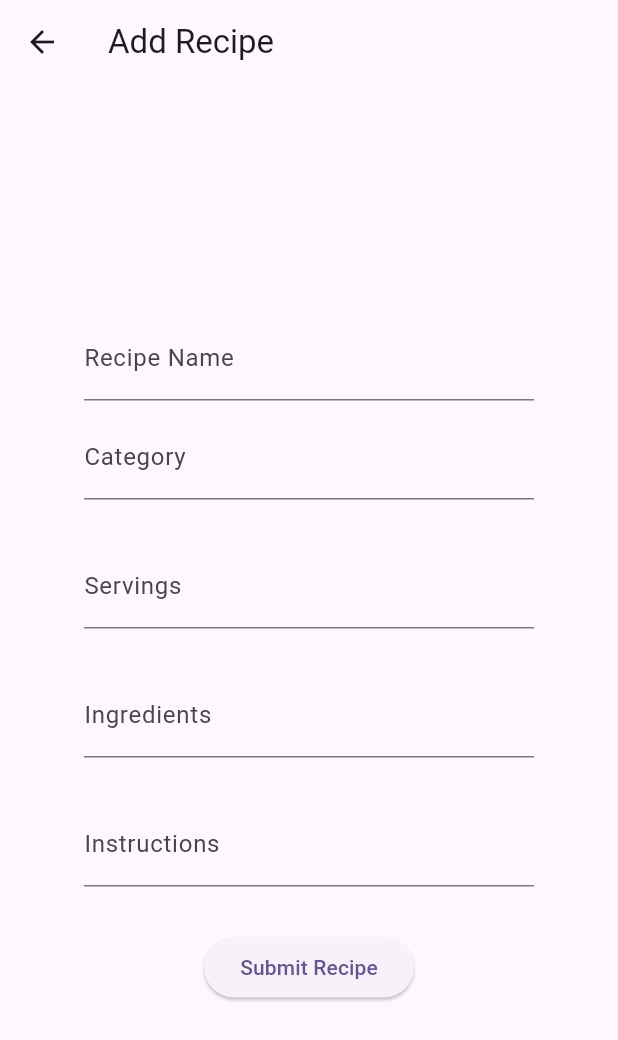
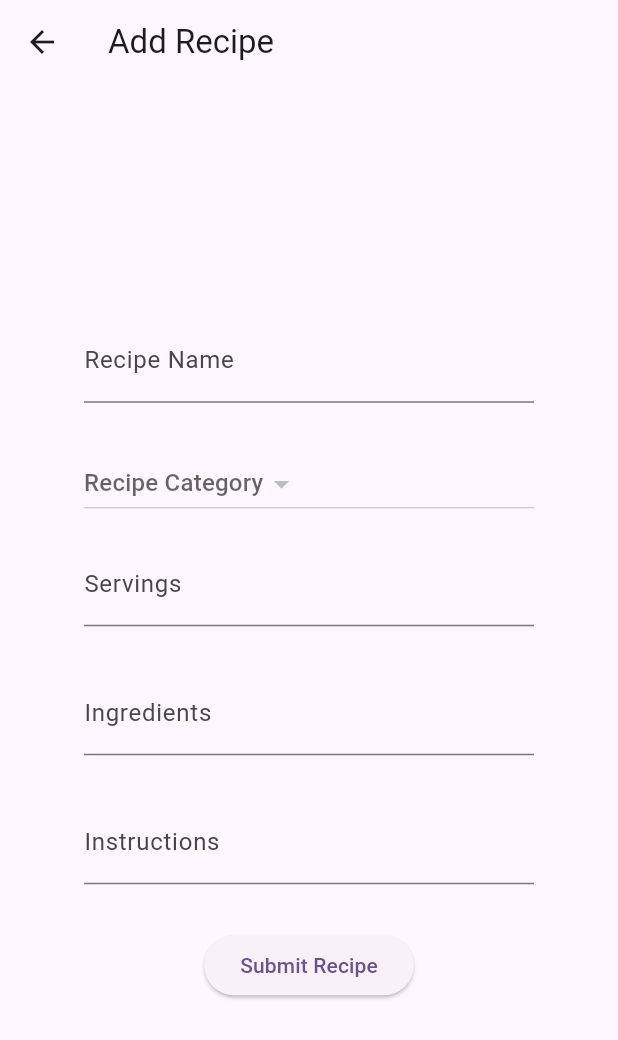
Before and after one commit to venoric/food-bank-android, a Flutter app: the AddRecipeScreen screen opened directly with empty values, on a phone screen of 412 x 824 dp. Shown: the top 1040 px of the screen. Run offline on Flutter 3.47's test engine with Material 3 defaults, Android fonts, the phone set to English and light mode, and no system bars; our stand-ins replace flutter_secure_storage, fluttertoast; missing offline and left inert: postgres; accounts and stored records are empty.

Commit message:
see full summary
- switch to dropdown list for recipe category selection in the "add recipe" screen based on the preexisting recipes in the DB

```diff
--- a/lib/add_recipe_screen.dart
+++ b/lib/add_recipe_screen.dart
@@ -17,15 +17,29 @@ class AddRecipeScreen extends StatefulWidget {
 class _AddRecipeScreenState extends State<AddRecipeScreen> {
   final _formKey = GlobalKey<FormState>();
 
-  late String _recipeName, _recipeCategory, _recipeIngredients, _recipeInstructions;
+  late String _recipeName, _recipeIngredients, _recipeInstructions;
+  late String? _recipeCategory;
   late int _recipeNumberServings;
   // Temporary Image URL for User-Submitted Recipes
   // Attribution:
   // - RossPlaysAC, CC BY-SA 4.0 <https://creativecommons.org/licenses/by-sa/4.0>, via Wikimedia Commons
   final String _recipeImageURL = 'https://upload.wikimedia.org/wikipedia/commons/3/3b/PlaceholderRoss.png';
 
+  // Fix problem with DropDownMenuItem
+  // https://stackoverflow.com/questions/59925233/either-zero-or-2-or-more-dropdownmenuitems-were-detected-with-the-same-value
+  bool _selected = false;
+
   @override
   Widget build(BuildContext context) {
+    return FutureBuilder<List<String>>(
+      future: _fetchCategories(),
+      builder: (context, snapshot) {
+        if (snapshot.hasError) {
+          // Case: Something went wrong with fetching recipe categories
+          return const Center(child: Text('Error: Unable to fetch currently available recipe categories.'));
+        } else if (snapshot.hasData) {
+          // Case: Successfully fetched available categories
+          late List<String> recipeCategoryList = snapshot.data!;
           return Scaffold(
             appBar: AppBar(title: const Text('Add Recipe')),
             body: Form(
@@ -53,26 +67,26 @@ class _AddRecipeScreenState extends State<AddRecipeScreen> {
                           ),
                         ),
                         const SizedBox(
-                  height: 10.0,
+                          height: 30.0,
                         ),
                         SizedBox(
                           width: 300.0,
-                  child: TextFormField(
-                    decoration: const InputDecoration(
-                      labelText: 'Category',
-                    ),
-                    validator: (inputtedCategory) {
-                      if (inputtedCategory == null || inputtedCategory.isEmpty) {
-                        return 'Please enter a category for this recipe';
-                      }
-                      // Set _recipeCategory for later use (DB query)
-                      _recipeCategory = inputtedCategory;
-                      return null;
+                          child: DropdownButton<String>(
+                            hint: const Text('Recipe Category'),
+                            value: _selected ? _recipeCategory : null,
+                            onChanged: (value) async {
+                              setState(() {
+                                _recipeCategory = value;
+                              });
                             },
+                            items: recipeCategoryList.map((category) => DropdownMenuItem<String>(
+                              value: category,
+                              child: Text(category),
+                            )).toList(),
                           ),
                         ),
                         const SizedBox(
-                  height: 30.0,
+                          height: 15.0,
                         ),
                         SizedBox(
                           width: 300.0,
@@ -182,5 +196,44 @@ class _AddRecipeScreenState extends State<AddRecipeScreen> {
               ),
             ),
           );
+        } else {
+          // Case: Still Waiting for Recipe Categories to Be Fetched
+          // Display loading indicator
+          return Container(
+            color: Colors.white,
+            child: const Center(
+                child: CircularProgressIndicator()
+            ),
+          );
         }
       }
+    );
+  }
+
+  // Method to Fetch All of the Current Recipe Categories
+  Future<List<String>> _fetchCategories() async {
+    List<String> categories = [];
+    // Connect to DB to fetch recipe categories
+    final conn = await Connection.open(
+        Endpoint(
+          host: 'food-bank-database.c72m8ic4gtlt.us-east-1.rds.amazonaws.com',
+          database: 'food-bank-database',
+          username: 'postgres',
+          password: 'Aminifoodbank123',
+        )
+    );
+    // Get category names using DB query
+    final categoryNamesFetchResult = await conn.execute('SELECT DISTINCT category FROM recipe');
+    final categoryNamesFetchResultList = categoryNamesFetchResult.toList();
+    // Convert to List of String
+    for (var i = 0; i < categoryNamesFetchResultList.length; ++i) {
+      // Remove beginning and ending square brackets from each of the category names
+      String currentCategory = categoryNamesFetchResultList[i].toString().substring(1, categoryNamesFetchResultList[i].toString().length - 1);
+      categories.add(currentCategory);
+    }
+    // Remove 'random' from list of categories
+    categories.remove('random');
+    // Return List
+    return categories;
+  }
+}
```
Lines whose indentation alone changed are shown as unchanged.
